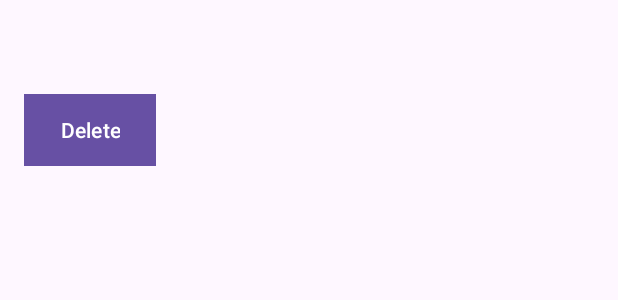
After one commit to Evelyne03/SoundScape, an Android app: the layout favorite_song_item.xml on its own in the app's theme, with its tools: preview values and no code run, on a phone screen of 412 x 824 dp. The commit adds this screen. Shown: the top 300 px of the screen. Run offline under Robolectric (Android 15) with nearby library versions, the phone set to English and light mode, and no system bars.

Commit message:
Delete from favorites option

```diff
--- a/app/build.gradle.kts
+++ b/app/build.gradle.kts
@@ -130,6 +130,8 @@ dependencies {
     implementation ("androidx.recyclerview:recyclerview:1.2.1")
     implementation ("com.github.doyaaaaaken:kotlin-csv-jvm:1.2.0")
 
+    implementation ("androidx.recyclerview:recyclerview:1.2.1")
+
 
    // implementation(files("libs/jvm-25.jar"))
 
--- /dev/null
+++ b/app/src/main/res/layout/favorite_song_item.xml
@@ -0,0 +1,30 @@
+<?xml version="1.0" encoding="utf-8"?>
+<LinearLayout xmlns:android="http://schemas.android.com/apk/res/android"
+    android:layout_width="match_parent"
+    android:layout_height="wrap_content"
+    android:orientation="vertical"
+    android:padding="16dp">
+
+    <TextView
+        android:id="@+id/songTitle"
+        android:layout_width="match_parent"
+        android:layout_height="wrap_content"
+        android:textSize="18sp"
+        android:textColor="@android:color/black" />
+
+    <TextView
+        android:id="@+id/artistName"
+        android:layout_width="match_parent"
+        android:layout_height="wrap_content"
+        android:textSize="16sp"
+        android:textColor="@android:color/darker_gray" />
+
+    <Button
+        android:id="@+id/deleteButton"
+        android:layout_width="wrap_content"
+        android:layout_height="wrap_content"
+        android:text="Delete"
+        android:textColor="@android:color/white"
+        android:background="?attr/colorAccent" />
+
+</LinearLayout>
```
Also changed, not shown: app/src/main/java/com/example/soundscape/FavoriteSongsActivity.kt (+45 -6 lines), app/src/main/java/com/example/soundscape/FavoriteSongsAdapter.kt (+32 -31 lines), app/src/main/java/com/example/soundscape/RelatedSongsActivity.kt (+17 -1 lines), app/src/main/res/layout/favorite_songs_activity.xml (+9 -10 lines).
